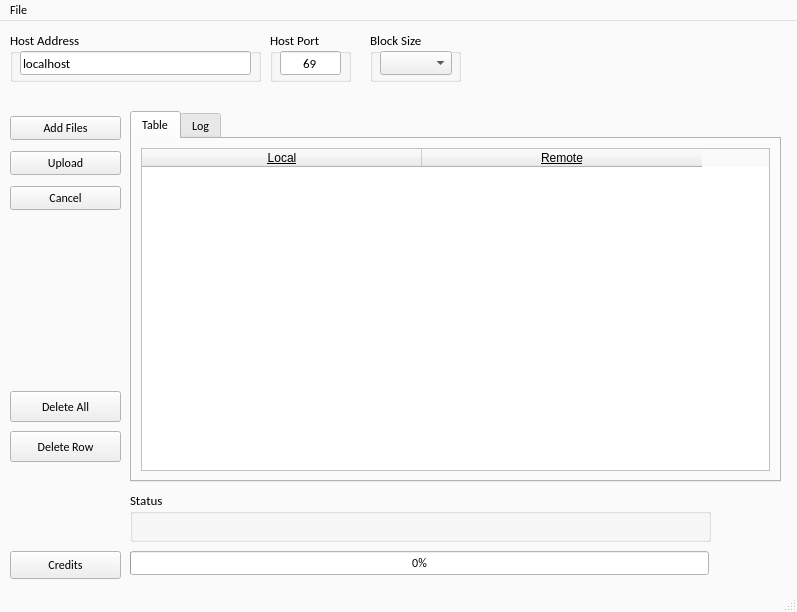
Qt form mainwindow.ui (AintIaStinker/tftpe) before a commit.
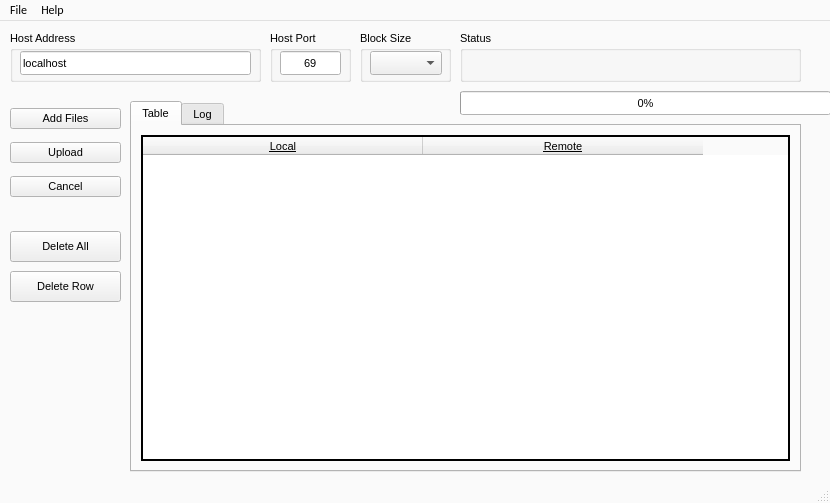
The same form after that commit. Icons and pictures are not drawn.

Diff of the .ui file:
```diff
--- a/mainwindow.ui
+++ b/mainwindow.ui
@@ -6,10 +6,16 @@
    <rect>
     <x>0</x>
     <y>0</y>
-    <width>797</width>
-    <height>612</height>
+    <width>830</width>
+    <height>503</height>
    </rect>
   </property>
+  <property name="sizePolicy">
+   <sizepolicy hsizetype="Preferred" vsizetype="Preferred">
+    <horstretch>0</horstretch>
+    <verstretch>0</verstretch>
+   </sizepolicy>
+  </property>
   <property name="palette">
    <palette>
     <active>
@@ -97,11 +103,17 @@
     <property name="geometry">
      <rect>
       <x>130</x>
-      <y>90</y>
-      <width>651</width>
+      <y>80</y>
+      <width>671</width>
       <height>371</height>
      </rect>
     </property>
+    <property name="font">
+     <font>
+      <family>Segoe UI</family>
+      <pointsize>8</pointsize>
+     </font>
+    </property>
     <property name="tabShape">
      <enum>QTabWidget::Rounded</enum>
     </property>
@@ -118,8 +130,20 @@
         <property name="enabled">
          <bool>true</bool>
         </property>
+        <property name="sizePolicy">
+         <sizepolicy hsizetype="Expanding" vsizetype="Expanding">
+          <horstretch>0</horstretch>
+          <verstretch>0</verstretch>
+         </sizepolicy>
+        </property>
+        <property name="font">
+         <font>
+          <family>Segoe UI</family>
+          <pointsize>8</pointsize>
+         </font>
+        </property>
         <property name="frameShape">
-         <enum>QFrame::StyledPanel</enum>
+         <enum>QFrame::WinPanel</enum>
         </property>
         <property name="frameShadow">
          <enum>QFrame::Plain</enum>
@@ -195,16 +219,16 @@
    <widget class="QGroupBox" name="groupBox">
     <property name="geometry">
      <rect>
-      <x>130</x>
-      <y>470</y>
-      <width>581</width>
+      <x>460</x>
+      <y>10</y>
+      <width>341</width>
       <height>51</height>
      </rect>
     </property>
     <property name="font">
      <font>
-      <family>Calibri</family>
-      <pointsize>10</pointsize>
+      <family>Segoe UI</family>
+      <pointsize>8</pointsize>
      </font>
     </property>
     <property name="title">
@@ -215,14 +239,14 @@
       <rect>
        <x>10</x>
        <y>20</y>
-       <width>571</width>
+       <width>321</width>
        <height>20</height>
       </rect>
      </property>
      <property name="font">
       <font>
-       <family>Calibri</family>
-       <pointsize>12</pointsize>
+       <family>Segoe UI</family>
+       <pointsize>8</pointsize>
       </font>
      </property>
      <property name="text">
@@ -233,12 +257,18 @@
    <widget class="QProgressBar" name="progressBar">
     <property name="geometry">
      <rect>
-      <x>130</x>
-      <y>530</y>
-      <width>579</width>
+      <x>460</x>
+      <y>70</y>
+      <width>371</width>
       <height>24</height>
      </rect>
     </property>
+    <property name="font">
+     <font>
+      <family>Segoe UI</family>
+      <pointsize>8</pointsize>
+     </font>
+    </property>
     <property name="layoutDirection">
      <enum>Qt::LeftToRight</enum>
     </property>
@@ -265,15 +295,15 @@
     <property name="geometry">
      <rect>
       <x>10</x>
-      <y>410</y>
+      <y>250</y>
       <width>111</width>
       <height>31</height>
      </rect>
     </property>
     <property name="font">
      <font>
-      <family>Calibri</family>
-      <pointsize>9</pointsize>
+      <family>Segoe UI</family>
+      <pointsize>8</pointsize>
      </font>
     </property>
     <property name="text">
@@ -301,8 +331,8 @@
     </property>
     <property name="font">
      <font>
-      <family>Calibri</family>
-      <pointsize>10</pointsize>
+      <family>Segoe UI</family>
+      <pointsize>8</pointsize>
      </font>
     </property>
     <property name="title">
@@ -331,8 +361,8 @@
      </property>
      <property name="font">
       <font>
-       <family>Calibri</family>
-       <pointsize>10</pointsize>
+       <family>Segoe UI</family>
+       <pointsize>8</pointsize>
       </font>
      </property>
      <property name="text">
@@ -351,8 +381,8 @@
     </property>
     <property name="font">
      <font>
-      <family>Calibri</family>
-      <pointsize>10</pointsize>
+      <family>Segoe UI</family>
+      <pointsize>8</pointsize>
      </font>
     </property>
     <property name="title">
@@ -375,8 +405,8 @@
      </property>
      <property name="font">
       <font>
-       <family>Calibri</family>
-       <pointsize>10</pointsize>
+       <family>Segoe UI</family>
+       <pointsize>8</pointsize>
       </font>
      </property>
      <property name="inputMethodHints">
@@ -394,15 +424,15 @@
     <property name="geometry">
      <rect>
       <x>10</x>
-      <y>90</y>
+      <y>80</y>
       <width>111</width>
       <height>106</height>
      </rect>
     </property>
     <property name="font">
      <font>
-      <family>Calibri</family>
-      <pointsize>9</pointsize>
+      <family>Segoe UI</family>
+      <pointsize>8</pointsize>
      </font>
     </property>
     <layout class="QVBoxLayout" name="verticalLayout">
@@ -410,8 +440,8 @@
       <widget class="QPushButton" name="btnSelectFiles">
        <property name="font">
         <font>
-         <family>Calibri</family>
-         <pointsize>9</pointsize>
+         <family>Segoe UI</family>
+         <pointsize>8</pointsize>
         </font>
        </property>
        <property name="text">
@@ -427,8 +457,8 @@
       <widget class="QPushButton" name="btnUpload">
        <property name="font">
         <font>
-         <family>Calibri</family>
-         <pointsize>9</pointsize>
+         <family>Segoe UI</family>
+         <pointsize>8</pointsize>
         </font>
        </property>
        <property name="text">
@@ -444,8 +474,8 @@
       <widget class="QPushButton" name="btnCancel">
        <property name="font">
         <font>
-         <family>Calibri</family>
-         <pointsize>9</pointsize>
+         <family>Segoe UI</family>
+         <pointsize>8</pointsize>
         </font>
        </property>
        <property name="text">
@@ -478,23 +508,10 @@
      <enum>Qt::Vertical</enum>
     </property>
    </widget>
-   <widget class="QPushButton" name="btnCredits">
-    <property name="geometry">
-     <rect>
-      <x>10</x>
-      <y>530</y>
-      <width>111</width>
-      <height>28</height>
-     </rect>
-    </property>
-    <property name="text">
-     <string>Credits</string>
-    </property>
-   </widget>
    <widget class="QGroupBox" name="groupBox_4">
     <property name="geometry">
      <rect>
-      <x>370</x>
+      <x>360</x>
       <y>10</y>
       <width>91</width>
       <height>51</height>
@@ -502,8 +519,8 @@
     </property>
     <property name="font">
      <font>
-      <family>Calibri</family>
-      <pointsize>10</pointsize>
+      <family>Segoe UI</family>
+      <pointsize>8</pointsize>
      </font>
     </property>
     <property name="title">
@@ -520,8 +537,8 @@
      </property>
      <property name="font">
       <font>
-       <family>Calibri</family>
-       <pointsize>9</pointsize>
+       <family>Segoe UI</family>
+       <pointsize>8</pointsize>
       </font>
      </property>
      <property name="placeholderText">
@@ -568,11 +585,17 @@
     <property name="geometry">
      <rect>
       <x>10</x>
-      <y>370</y>
+      <y>210</y>
       <width>111</width>
       <height>31</height>
      </rect>
     </property>
+    <property name="font">
+     <font>
+      <family>Segoe UI</family>
+      <pointsize>8</pointsize>
+     </font>
+    </property>
     <property name="text">
      <string>Delete All</string>
     </property>
@@ -584,7 +607,7 @@
     <rect>
      <x>0</x>
      <y>0</y>
-     <width>797</width>
+     <width>830</width>
      <height>24</height>
     </rect>
    </property>
@@ -597,7 +620,15 @@
     <addaction name="separator"/>
     <addaction name="actionExit"/>
    </widget>
+   <widget class="QMenu" name="menuAbout">
+    <property name="title">
+     <string>Help</string>
+    </property>
+    <addaction name="actionAbout"/>
+    <addaction name="actionCredits"/>
+   </widget>
    <addaction name="menuFile"/>
+   <addaction name="menuAbout"/>
   </widget>
   <action name="actionSave_Config">
    <property name="text">
```
Left out of the diff: 32 changed lines with no effect on the pictures.
